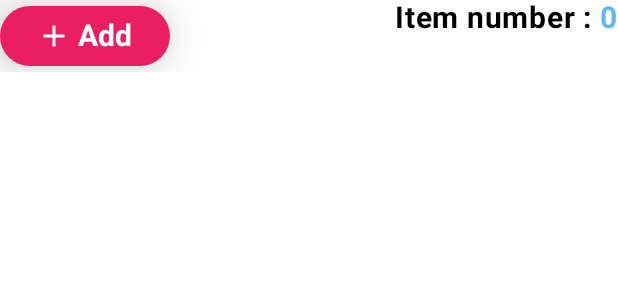
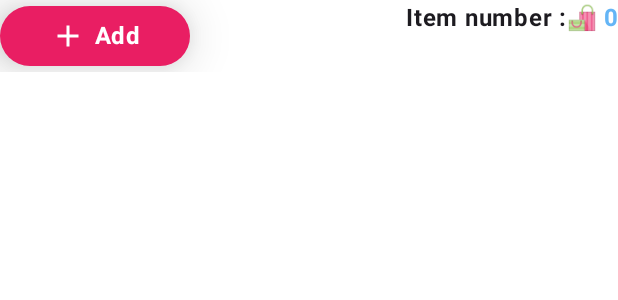
Before and after one commit to emily172/MAD2-Artisan, an Android app built with Jetpack Compose: the @Preview function Artisan1ButtonPreview, on a phone screen of 412 x 824 dp. Shown: the top 300 px of the screen. Run offline under Robolectric (Android 15) with nearby library versions, the phone set to English and light mode, and no system bars.

Commit message:
MaterialTheme button update.

```diff
--- a/app/src/main/java/ie/setu/artisan1/ui/components/item/ItemButton.kt
+++ b/app/src/main/java/ie/setu/artisan1/ui/components/item/ItemButton.kt
@@ -2,6 +2,7 @@ package ie.setu.artisan1.ui.components.item
 
 import androidx.compose.foundation.layout.Row
 import androidx.compose.foundation.layout.Spacer
+import androidx.compose.foundation.layout.padding
 import androidx.compose.foundation.layout.width
 import androidx.compose.material.icons.Icons
 import androidx.compose.material.icons.filled.Add
@@ -23,6 +24,7 @@ import androidx.compose.ui.res.stringResource
 import androidx.compose.ui.text.SpanStyle
 import androidx.compose.ui.text.buildAnnotatedString
 import androidx.compose.ui.text.font.FontWeight
+import androidx.compose.ui.text.style.TextAlign
 import androidx.compose.ui.text.withStyle
 import androidx.compose.ui.tooling.preview.Preview
 import androidx.compose.ui.unit.dp
@@ -48,15 +50,17 @@ fun ItemButton(
                 onTotalItemsChange(totalItems)
                 items.add(item)
             },
-            elevation = ButtonDefaults.buttonElevation(20.dp)
+            elevation = ButtonDefaults.buttonElevation(20.dp),
+            modifier = Modifier.weight(1f)
         ) {
-            Icon(Icons.Default.Add, contentDescription = "Add Item")
-            Spacer(modifier.width(width = 4.dp))
+            Icon(Icons.Default.Add, contentDescription = "Add Item",tint = MaterialTheme.colorScheme.onPrimary) //Theme-aware of icon colour
+
+            Spacer(modifier.width(width = 6.dp))
             Text(
                 text = stringResource(R.string.itemButton),
                 fontWeight = FontWeight.Bold,
-                fontSize = 20.sp,
-                color = Color.White
+                style = MaterialTheme.typography.titleMedium, // Dynamic typography
+                color = MaterialTheme.colorScheme.onPrimary // Theme-aware text color
             )
         }
 
@@ -67,23 +71,26 @@ fun ItemButton(
                 withStyle(
                     style = SpanStyle(
                         fontWeight = FontWeight.Bold,
-                        fontSize = 20.sp,
-                        color = Color.Black
+                        fontSize = MaterialTheme.typography.bodyLarge.fontSize, // Dynamic text size,
+                        color = MaterialTheme.colorScheme.onSurface // Theme-aware color
                     )
                 ) {
-                    append(stringResource(R.string.item_no) + " ")
+                    append(stringResource(R.string.item_no) + "🛍️ ")
                 }
 
 
                 withStyle(
                     style = SpanStyle(
                         fontWeight = FontWeight.Bold,
-                        fontSize = 20.sp,
+                        fontSize = MaterialTheme.typography.bodyLarge.fontSize,
                         color = MaterialTheme.colorScheme.secondary)
                 ) {
                     append(totalItems.toString())
                 }
-            })
+                },
+            textAlign = TextAlign.End, // Align text to the end
+            modifier = Modifier.padding(start = 16.dp) // Add padding for alignment
+        )
     }
 }
 
```
